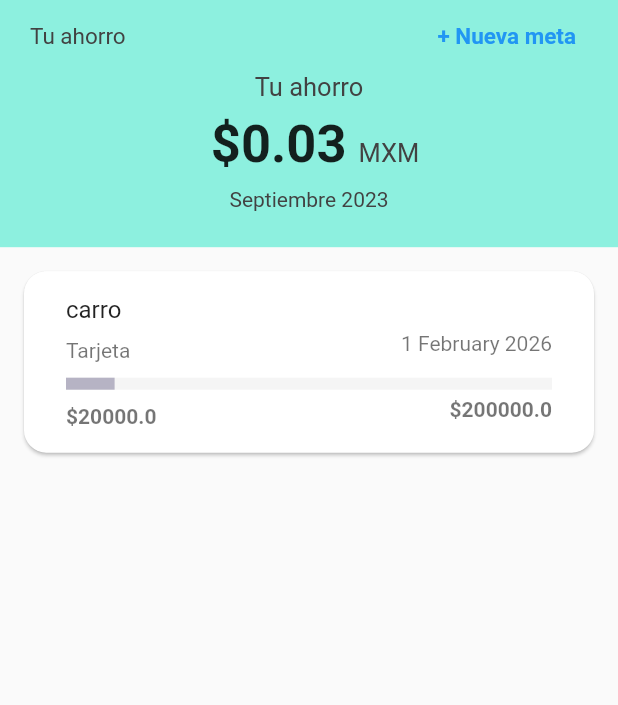
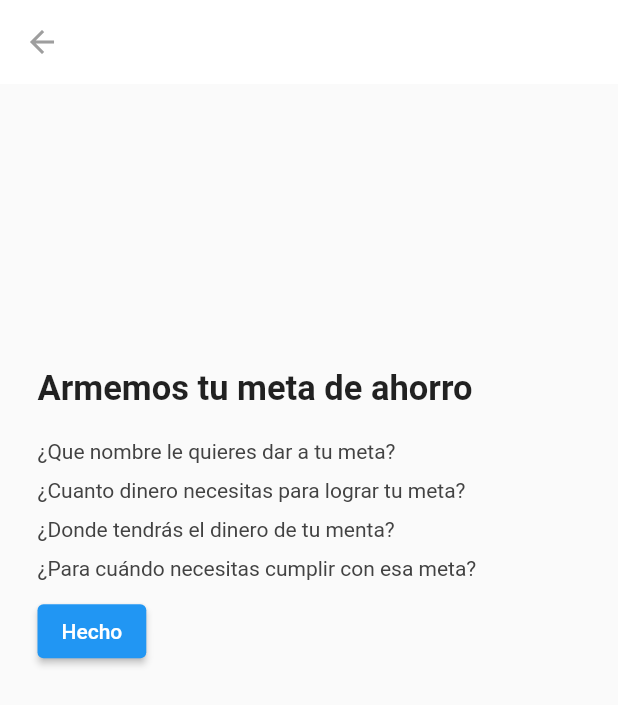
Before and after one commit to valrmzl/ProyectoMovilesVNS, a Flutter app: the Ahorros widget shown alone on an empty page, opened directly, after a tap on "+ Nueva meta", on a phone screen of 412 x 824 dp. Shown: the top 705 px of the screen. Run offline on Flutter 3.47's test engine with Material 2 defaults, Android fonts, the phone set to English and light mode, and no system bars; our stand-ins replace carousel_slider; network calls fail.

Commit message:
inicio de nueva_meta

```diff
--- a/lib/Screens/ahorros.dart
+++ b/lib/Screens/ahorros.dart
@@ -1,5 +1,6 @@
 import 'package:flutter/material.dart';
 import 'package:proyecto_vsn/Screens/ahorro_item.dart';
+import 'package:proyecto_vsn/Screens/nueva_meta.dart';
 
 class Ahorro {
   final String nombre;
@@ -43,7 +44,13 @@ class Ahorros extends StatelessWidget {
                   Padding(
                     padding: const EdgeInsets.only(right: 20.0),
                     child: TextButton(
-                      onPressed: () {},
+                      onPressed: () {
+                        // Navigate to the second screen
+                        Navigator.push(
+                          context,
+                          MaterialPageRoute(builder: (context) => NuevaMeta()),
+                        );
+                      },
                       child: Text('+ Nueva meta',
                           style: TextStyle(
                               fontSize: 15, fontWeight: FontWeight.bold)),
--- a/lib/Screens/home_page.dart
+++ b/lib/Screens/home_page.dart
@@ -32,11 +32,15 @@ class _HomePageState extends State<HomePage> {
       home: Scaffold(
         drawer: NavBar(),
         appBar: AppBar(
+          elevation: 0,
           title: Text(
             titles[selectedPage],
             style: TextStyle(color: Colors.black),
           ),
           backgroundColor: Color.fromARGB(255, 141, 240, 223),
+          iconTheme: IconThemeData(
+            color: Colors.black,
+          ),
         ),
         body: _pages[selectedPage],
         bottomNavigationBar: BottomNavigationBar(
--- /dev/null
+++ b/lib/Screens/nueva_meta.dart
@@ -0,0 +1,65 @@
+import 'package:flutter/material.dart';
+
+class NuevaMeta extends StatefulWidget {
+  const NuevaMeta({super.key});
+
+  @override
+  State<NuevaMeta> createState() => _NuevaMetaState();
+}
+
+class _NuevaMetaState extends State<NuevaMeta> {
+  @override
+  Widget build(BuildContext context) {
+    return Scaffold(
+      appBar: AppBar(
+          backgroundColor: Colors.white,
+          iconTheme: IconThemeData(
+            color: Colors.grey,
+          ),
+          elevation: 0),
+      body: Padding(
+        padding: const EdgeInsets.all(25.0),
+        child: Column(
+          crossAxisAlignment: CrossAxisAlignment.start,
+          children: [
+            SizedBox(
+              height: MediaQuery.of(context).size.height * 0.2,
+            ),
+            Padding(
+              padding: const EdgeInsets.only(bottom: 20.0),
+              child: Text(
+                'Armemos tu meta de ahorro',
+                style: TextStyle(fontWeight: FontWeight.bold, fontSize: 23),
+              ),
+            ),
+            Padding(
+              padding: const EdgeInsets.only(bottom: 10.0),
+              child: Text(
+                '¿Que nombre le quieres dar a tu meta?',
+                style: TextStyle(color: Colors.grey.shade800),
+              ),
+            ),
+            Padding(
+              padding: const EdgeInsets.only(bottom: 10.0),
+              child: Text(
+                '¿Cuanto dinero necesitas para lograr tu meta?',
+                style: TextStyle(color: Colors.grey.shade800),
+              ),
+            ),
+            Padding(
+              padding: const EdgeInsets.only(bottom: 10.0),
+              child: Text('¿Donde tendrás el dinero de tu menta?',
+                  style: TextStyle(color: Colors.grey.shade800)),
+            ),
+            Padding(
+              padding: const EdgeInsets.only(bottom: 10.0),
+              child: Text('¿Para cuándo necesitas cumplir con esa meta?',
+                  style: TextStyle(color: Colors.grey.shade800)),
+            ),
+            ElevatedButton(onPressed: () {}, child: Text('Hecho'))
+          ],
+        ),
+      ),
+    );
+  }
+}
```
